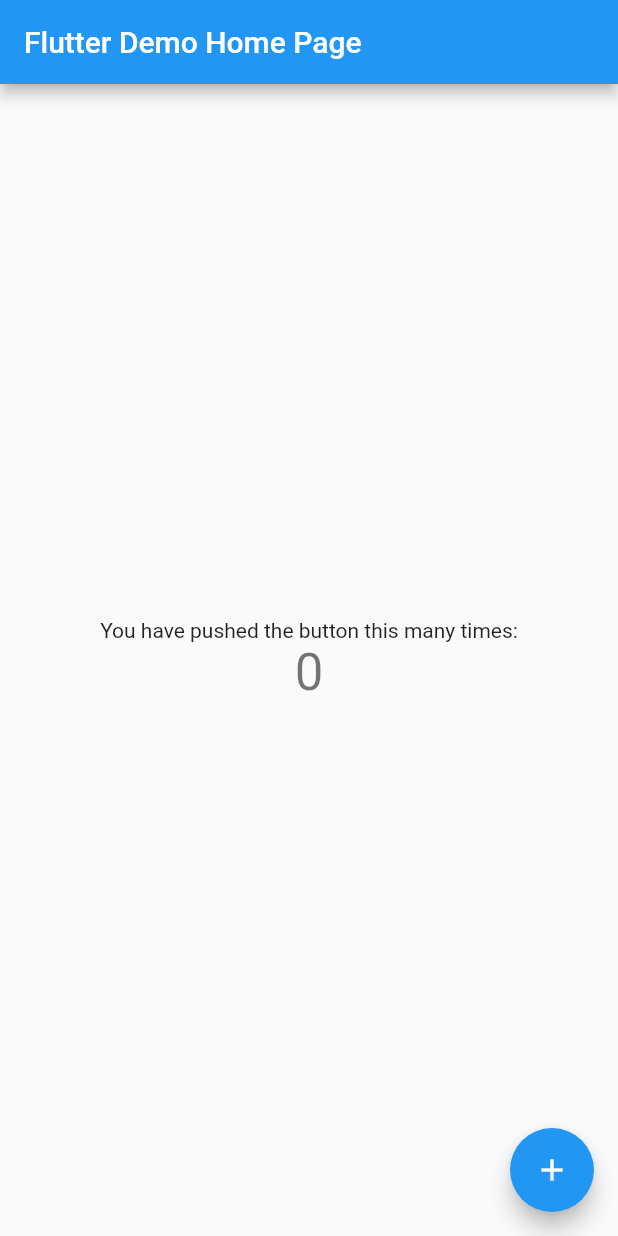
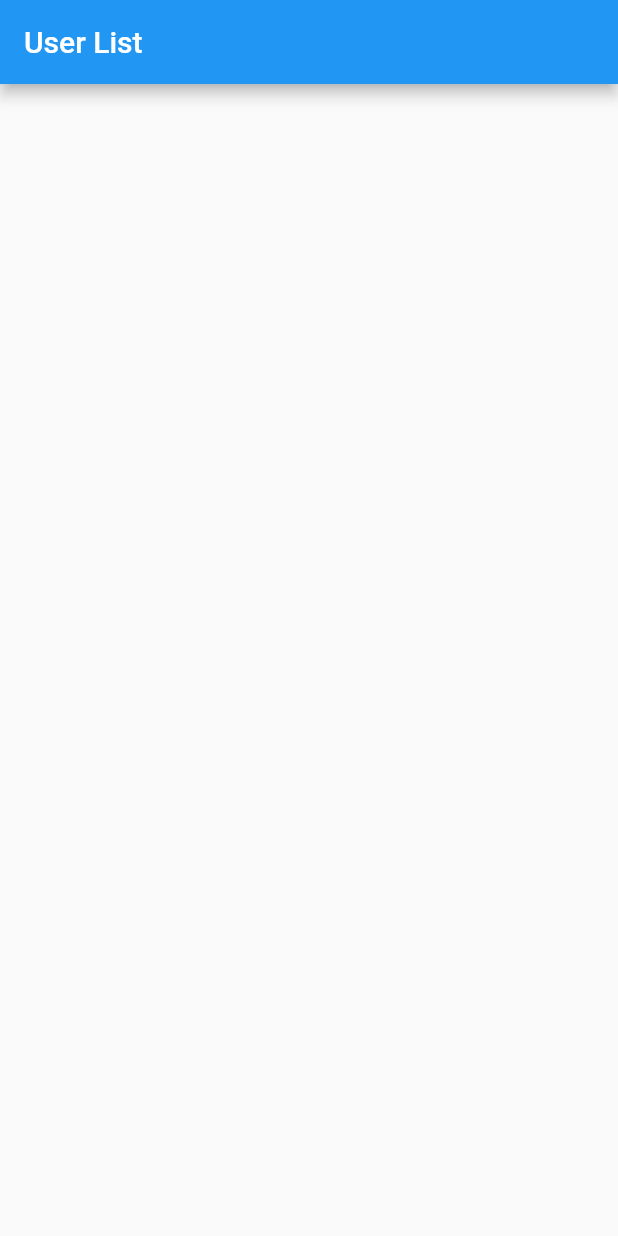
Before and after one commit to navodRathnayake/user-list-bloc, a Flutter app: the screen it shows after launch, on a phone screen of 412 x 824 dp. Run offline on Flutter 3.47's test engine with Material 2 defaults, Android fonts, the phone set to English and light mode, and no system bars.

Commit message:
second commit - setup environment

```diff
--- a/lib/app.dart
+++ b/lib/app.dart
@@ -0,0 +1,19 @@
+library app;
+
+import 'package:flutter/material.dart';
+import 'package:user_list_bloc/user list/view/view.dart';
+
+class App extends StatelessWidget {
+  const App({super.key});
+
+  @override
+  Widget build(BuildContext context) {
+    return MaterialApp(
+      title: 'user infinity list',
+      theme: ThemeData.light(),
+      darkTheme: ThemeData.dark(),
+      themeMode: ThemeMode.light,
+      home: const HomePage(),
+    );
+  }
+}
--- a/lib/main.dart
+++ b/lib/main.dart
@@ -1,115 +1,6 @@
-import 'package:flutter/material.dart';
+import 'package:flutter/cupertino.dart';
+import 'package:user_list_bloc/app.dart';
 
-void main() {
-  runApp(const MyApp());
+void main(List<String> args) {
+  runApp(const App());
 }
-
-class MyApp extends StatelessWidget {
-  const MyApp({super.key});
-
-  // This widget is the root of your application.
-  @override
-  Widget build(BuildContext context) {
-    return MaterialApp(
-      title: 'Flutter Demo',
-      theme: ThemeData(
-        // This is the theme of your application.
-        //
-        // Try running your application with "flutter run". You'll see the
-        // application has a blue toolbar. Then, without quitting the app, try
-        // changing the primarySwatch below to Colors.green and then invoke
-        // "hot reload" (press "r" in the console where you ran "flutter run",
-        // or simply save your changes to "hot reload" in a Flutter IDE).
-        // Notice that the counter didn't reset back to zero; the application
-        // is not restarted.
-        primarySwatch: Colors.blue,
-      ),
-      home: const MyHomePage(title: 'Flutter Demo Home Page'),
-    );
-  }
-}
-
-class MyHomePage extends StatefulWidget {
-  const MyHomePage({super.key, required this.title});
-
-  // This widget is the home page of your application. It is stateful, meaning
-  // that it has a State object (defined below) that contains fields that affect
-  // how it looks.
-
-  // This class is the configuration for the state. It holds the values (in this
-  // case the title) provided by the parent (in this case the App widget) and
-  // used by the build method of the State. Fields in a Widget subclass are
-  // always marked "final".
-
-  final String title;
-
-  @override
-  State<MyHomePage> createState() => _MyHomePageState();
-}
-
-class _MyHomePageState extends State<MyHomePage> {
-  int _counter = 0;
-
-  void _incrementCounter() {
-    setState(() {
-      // This call to setState tells the Flutter framework that something has
-      // changed in this State, which causes it to rerun the build method below
-      // so that the display can reflect the updated values. If we changed
-      // _counter without calling setState(), then the build method would not be
-      // called again, and so nothing would appear to happen.
-      _counter++;
-    });
-  }
-
-  @override
-  Widget build(BuildContext context) {
-    // This method is rerun every time setState is called, for instance as done
-    // by the _incrementCounter method above.
-    //
-    // The Flutter framework has been optimized to make rerunning build methods
-    // fast, so that you can just rebuild anything that needs updating rather
-    // than having to individually change instances of widgets.
-    return Scaffold(
-      appBar: AppBar(
-        // Here we take the value from the MyHomePage object that was created by
-        // the App.build method, and use it to set our appbar title.
-        title: Text(widget.title),
-      ),
-      body: Center(
-        // Center is a layout widget. It takes a single child and positions it
-        // in the middle of the parent.
-        child: Column(
-          // Column is also a layout widget. It takes a list of children and
-          // arranges them vertically. By default, it sizes itself to fit its
-          // children horizontally, and tries to be as tall as its parent.
-          //
-          // Invoke "debug painting" (press "p" in the console, choose the
-          // "Toggle Debug Paint" action from the Flutter Inspector in Android
-          // Studio, or the "Toggle Debug Paint" command in Visual Studio Code)
-          // to see the wireframe for each widget.
-          //
-          // Column has various properties to control how it sizes itself and
-          // how it positions its children. Here we use mainAxisAlignment to
-          // center the children vertically; the main axis here is the vertical
-          // axis because Columns are vertical (the cross axis would be
-          // horizontal).
-          mainAxisAlignment: MainAxisAlignment.center,
-          children: <Widget>[
-            const Text(
-              'You have pushed the button this many times:',
-            ),
-            Text(
-              '$_counter',
-              style: Theme.of(context).textTheme.headline4,
-            ),
-          ],
-        ),
-      ),
-      floatingActionButton: FloatingActionButton(
-        onPressed: _incrementCounter,
-        tooltip: 'Increment',
-        child: const Icon(Icons.add),
-      ), // This trailing comma makes auto-formatting nicer for build methods.
-    );
-  }
-}
--- a/lib/simple_bloc_observer.dart
+++ b/lib/simple_bloc_observer.dart
@@ -0,0 +1 @@
+library simple_bloc_observer;
--- /dev/null
+++ b/lib/user list/view/home_page.dart
@@ -0,0 +1,21 @@
+library home_page;
+
+import 'package:flutter/material.dart';
+
+class HomePage extends StatefulWidget {
+  const HomePage({super.key});
+
+  @override
+  State<HomePage> createState() => _HomePageState();
+}
+
+class _HomePageState extends State<HomePage> {
+  @override
+  Widget build(BuildContext context) {
+    return Scaffold(
+      appBar: AppBar(
+        title: const Text('User List'),
+      ),
+    );
+  }
+}
--- /dev/null
+++ b/lib/user list/view/user_list.dart
@@ -0,0 +1 @@
+library user_list;
--- a/lib/user list/view/view.dart
+++ b/lib/user list/view/view.dart
@@ -0,0 +1,2 @@
+export 'home_page.dart';
+export 'user_list.dart';
```
Also changed, not shown: 1 other file.
